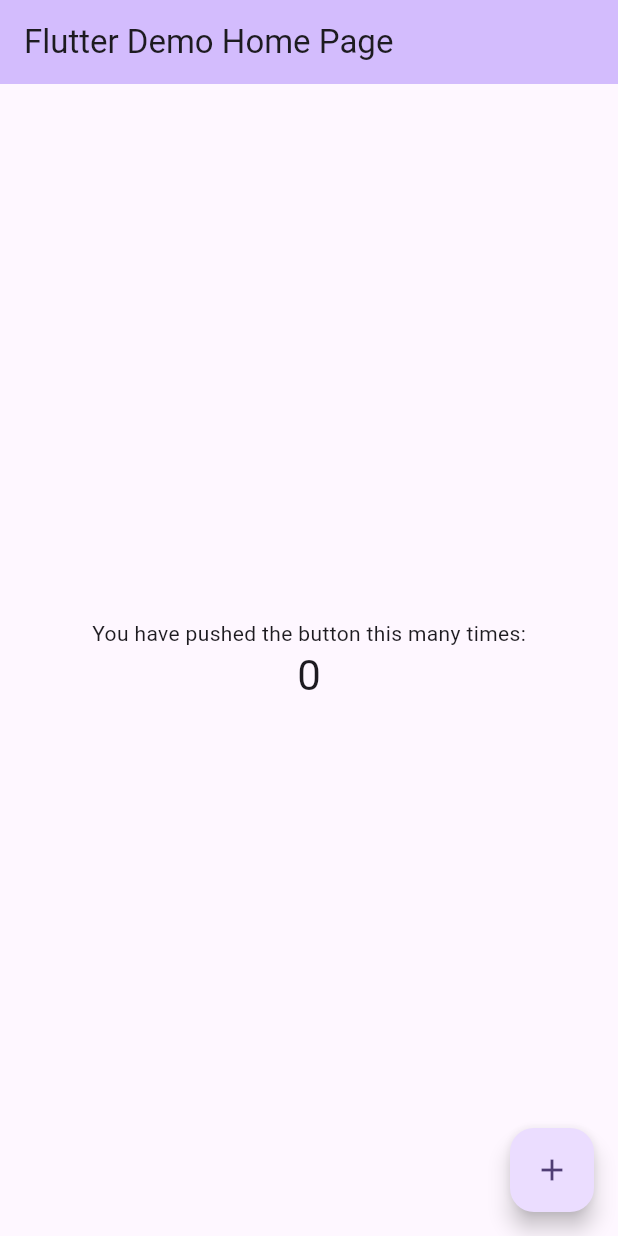
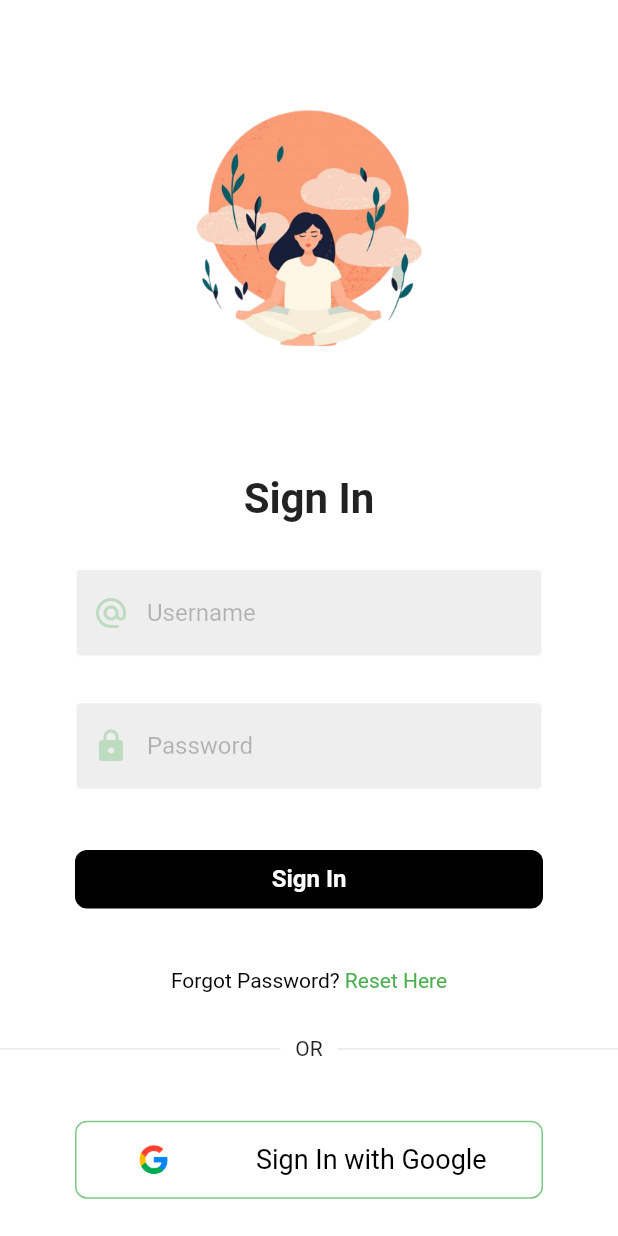
Before and after one commit to albrox9/theratyp2, a Flutter app: the screen it shows after launch, on a phone screen of 412 x 824 dp. Run offline on Flutter 3.47's test engine with Material 2 defaults, Android fonts, the phone set to English and light mode, and no system bars.

Commit message:
Splash y Login Theratyp

```diff
--- a/lib/main.dart
+++ b/lib/main.dart
@@ -1,125 +1,8 @@
 import 'package:flutter/material.dart';
 
+import 'my_app.dart';
+
 void main() {
+
   runApp(const MyApp());
 }
-
-class MyApp extends StatelessWidget {
-  const MyApp({super.key});
-
-  // This widget is the root of your application.
-  @override
-  Widget build(BuildContext context) {
-    return MaterialApp(
-      title: 'Flutter Demo',
-      theme: ThemeData(
-        // This is the theme of your application.
-        //
-        // TRY THIS: Try running your application with "flutter run". You'll see
-        // the application has a blue toolbar. Then, without quitting the app,
-        // try changing the seedColor in the colorScheme below to Colors.green
-        // and then invoke "hot reload" (save your changes or press the "hot
-        // reload" button in a Flutter-supported IDE, or press "r" if you used
-        // the command line to start the app).
-        //
-        // Notice that the counter didn't reset back to zero; the application
-        // state is not lost during the reload. To reset the state, use hot
-        // restart instead.
-        //
-        // This works for code too, not just values: Most code changes can be
-        // tested with just a hot reload.
-        colorScheme: ColorScheme.fromSeed(seedColor: Colors.deepPurple),
-        useMaterial3: true,
-      ),
-      home: const MyHomePage(title: 'Flutter Demo Home Page'),
-    );
-  }
-}
-
-class MyHomePage extends StatefulWidget {
-  const MyHomePage({super.key, required this.title});
-
-  // This widget is the home page of your application. It is stateful, meaning
-  // that it has a State object (defined below) that contains fields that affect
-  // how it looks.
-
-  // This class is the configuration for the state. It holds the values (in this
-  // case the title) provided by the parent (in this case the App widget) and
-  // used by the build method of the State. Fields in a Widget subclass are
-  // always marked "final".
-
-  final String title;
-
-  @override
-  State<MyHomePage> createState() => _MyHomePageState();
-}
-
-class _MyHomePageState extends State<MyHomePage> {
-  int _counter = 0;
-
-  void _incrementCounter() {
-    setState(() {
-      // This call to setState tells the Flutter framework that something has
-      // changed in this State, which causes it to rerun the build method below
-      // so that the display can reflect the updated values. If we changed
-      // _counter without calling setState(), then the build method would not be
-      // called again, and so nothing would appear to happen.
-      _counter++;
-    });
-  }
-
-  @override
-  Widget build(BuildContext context) {
-    // This method is rerun every time setState is called, for instance as done
-    // by the _incrementCounter method above.
-    //
-    // The Flutter framework has been optimized to make rerunning build methods
-    // fast, so that you can just rebuild anything that needs updating rather
-    // than having to individually change instances of widgets.
-    return Scaffold(
-      appBar: AppBar(
-        // TRY THIS: Try changing the color here to a specific color (to
-        // Colors.amber, perhaps?) and trigger a hot reload to see the AppBar
-        // change color while the other colors stay the same.
-        backgroundColor: Theme.of(context).colorScheme.inversePrimary,
-        // Here we take the value from the MyHomePage object that was created by
-        // the App.build method, and use it to set our appbar title.
-        title: Text(widget.title),
-      ),
-      body: Center(
-        // Center is a layout widget. It takes a single child and positions it
-        // in the middle of the parent.
-        child: Column(
-          // Column is also a layout widget. It takes a list of children and
-          // arranges them vertically. By default, it sizes itself to fit its
-          // children horizontally, and tries to be as tall as its parent.
-          //
-          // Column has various properties to control how it sizes itself and
-          // how it positions its children. Here we use mainAxisAlignment to
-          // center the children vertically; the main axis here is the vertical
-          // axis because Columns are vertical (the cross axis would be
-          // horizontal).
-          //
-          // TRY THIS: Invoke "debug painting" (choose the "Toggle Debug Paint"
-          // action in the IDE, or press "p" in the console), to see the
-          // wireframe for each widget.
-          mainAxisAlignment: MainAxisAlignment.center,
-          children: <Widget>[
-            const Text(
-              'You have pushed the button this many times:',
-            ),
-            Text(
-              '$_counter',
-              style: Theme.of(context).textTheme.headlineMedium,
-            ),
-          ],
-        ),
-      ),
-      floatingActionButton: FloatingActionButton(
-        onPressed: _incrementCounter,
-        tooltip: 'Increment',
-        child: const Icon(Icons.add),
-      ), // This trailing comma makes auto-formatting nicer for build methods.
-    );
-  }
-}
--- /dev/null
+++ b/lib/my_app.dart
@@ -0,0 +1,29 @@
+import 'package:flutter/cupertino.dart';
+import 'package:flutter/material.dart';
+import 'package:theratyp/ui/pages/login_view/login_view.dart';
+import 'package:theratyp/ui/pages/splash_view.dart';
+
+class MyApp extends StatelessWidget {
+  const MyApp({super.key});
+
+  @override
+  Widget build(BuildContext context) {
+    // TODO: implement build
+    return MaterialApp(
+      theme: ThemeData(
+        primarySwatch: Colors.teal,
+        visualDensity: VisualDensity.adaptivePlatformDensity,
+      ),
+      home: LoginView(),
+      debugShowCheckedModeBanner: false,
+
+      /*title: 'Welcome to The Adventurer',
+      initialRoute: '/login_view',
+      routes: {
+        '/splash_view': (context) => const SplashView(),
+        '/login_view': (context) => const LoginView(),
+        '/home_view': (context) => const HomeView(),
+      },*/
+    );
+  }
+}
--- /dev/null
+++ b/lib/ui/pages/home_view.dart
@@ -0,0 +1,13 @@
+import 'package:flutter/cupertino.dart';
+import 'package:flutter/material.dart';
+
+class HomeView extends StatelessWidget {
+  const HomeView({Key? key}) : super(key: key);
+
+  @override
+  Widget build(BuildContext context) {
+    return Material(
+
+    );
+  }
+}
--- /dev/null
+++ b/lib/ui/pages/login_view/components/background_image.dart
@@ -0,0 +1,17 @@
+import 'package:flutter/cupertino.dart';
+import 'package:flutter/material.dart';
+
+class BackgroundImage extends StatelessWidget {
+  const BackgroundImage({Key? key}) : super(key: key);
+
+  @override
+  Widget build(BuildContext context) {
+
+    Size size = MediaQuery.of(context).size;
+
+    return Container(
+      height: size.height* 0.5,
+      child: Image.asset('assets/images/login.png'),
+    );
+  }
+}
--- /dev/null
+++ b/lib/ui/pages/login_view/components/button_google.dart
@@ -0,0 +1,38 @@
+import 'package:flutter/cupertino.dart';
+import 'package:flutter/material.dart';
+
+class ButtonGoogle extends StatelessWidget {
+
+  final Function() onTap;
+
+  const ButtonGoogle({super.key, required this.onTap,});
+
+  @override
+  Widget build(BuildContext context) {
+    return GestureDetector(
+      onTap: onTap,
+      child: Container(
+        decoration: BoxDecoration(
+          border: Border.all(color: Colors.green.shade300),
+          borderRadius: BorderRadius.circular(8.0),
+        ),
+        padding: const EdgeInsets.all(10),
+        margin: const EdgeInsets.symmetric(horizontal: 50, vertical: 10),
+
+        child: Row(
+          mainAxisAlignment: MainAxisAlignment.spaceAround,
+          children: [
+            SizedBox(
+              height: 30,
+              child: Image.asset('assets/images/google.jpg',),
+            ),
+            Text('Sign In with Google', style: TextStyle(
+              color: Colors.black,
+              fontSize: 18.0,
+            ),)
+          ],
+          ),
+        ),
+    );
+  }
+}
--- /dev/null
+++ b/lib/ui/pages/login_view/login_view.dart
@@ -0,0 +1,90 @@
+import 'package:flutter/material.dart';
+import 'package:theratyp/ui/pages/home_view.dart';
+import 'package:theratyp/ui/pages/login_view/components/background_image.dart';
+import 'package:theratyp/ui/pages/login_view/components/button_google.dart';
+import 'package:theratyp/ui/widget/button.dart';
+
+import '../../widget/input_text.dart';
+
+class LoginView extends StatelessWidget {
+  final userController = TextEditingController();
+  final userPassword = TextEditingController();
+
+  LoginView({Key? key}) : super(key: key);
+
+  @override
+  Widget build(BuildContext context) {
+    Size size = MediaQuery.of(context).size;
+
+    return Scaffold(
+      backgroundColor: Colors.white,
+      body: Padding(
+        padding: MediaQuery.of(context).padding,
+        child: Column(
+          mainAxisAlignment: MainAxisAlignment.spaceAround,
+          crossAxisAlignment: CrossAxisAlignment.center,
+          children: [
+            const Flexible(
+              child: BackgroundImage(),
+            ),
+            const Flexible(
+              child: Text(
+                'Sign In',
+                style: TextStyle(
+                  fontSize: 28.0,
+                  fontWeight: FontWeight.w700,
+                ),
+              ),
+            ),
+            InputText(
+              controller: userController,
+              shintText: 'Username',
+              bObscureText: false,
+              icon: Icons.alternate_email,
+            ),
+            InputText(
+              controller: userPassword,
+              shintText: 'Password',
+              bObscureText: true,
+              icon: Icons.lock,
+            ),
+            Button(
+              onTap: () {
+                Navigator.push(context,
+                    MaterialPageRoute(builder: (context) => HomeView()));
+              },
+            ),
+            GestureDetector(
+              onTap: () {
+                //TODO: NAVIGATOR PANTALLA FORGOT PASSWORD
+              },
+              child: const Text.rich(TextSpan(children: [
+                TextSpan(
+                    text: 'Forgot Password? ',
+                    style: TextStyle(color: Colors.black)),
+                TextSpan(
+                    text: 'Reset Here', style: TextStyle(color: Colors.green)),
+              ])),
+            ),
+            Row(
+              children: const [
+                Expanded(child: Divider()),
+                Padding(
+                  padding: EdgeInsets.symmetric(horizontal: 10),
+                  child: Text('OR'),
+                ),
+                Expanded(child: Divider()),
+              ],
+            ),
+            ButtonGoogle(
+              onTap: () {
+                Navigator.push(context,
+                    MaterialPageRoute(builder: (context) => HomeView()));
+              },
+            ),
+          ],
+        ),
+      ),
+    );
+  }
+}
--- /dev/null
+++ b/lib/ui/pages/splash_view.dart
@@ -0,0 +1,64 @@
+import 'package:flutter/material.dart';
+
+class SplashView extends StatefulWidget {
+  const SplashView({Key? key}) : super(key: key);
+
+  @override
+  State<SplashView> createState() => _State();
+}
+
+class _State extends State<SplashView> with TickerProviderStateMixin {
+  late AnimationController controller;
+
+  @override
+  void initState() {
+    // TODO: implement initState
+    controller = AnimationController(
+      vsync: this,
+      duration: const Duration(seconds: 3),
+    )..addListener(() {
+        setState(() {});
+      });
+    controller.repeat(reverse: true);
+    super.initState();
+  }
+
+  @override
+  void dispose() {
+    controller.dispose();
+    super.dispose();
+  }
+
+  @override
+  Widget build(BuildContext context) {
+    return Scaffold(
+        backgroundColor: Colors.white,
+        appBar: AppBar(
+          elevation: 0.0,
+          backgroundColor: Colors.white,
+        ),
+        body: Padding(
+            padding: const EdgeInsets.all(10.0),
+            child: Column(
+                mainAxisAlignment: MainAxisAlignment.spaceEvenly,
+                mainAxisSize: MainAxisSize.max,
+                children: [
+                  const Image(
+                    image: AssetImage('assets/images/onboarding4.png'),
+                  ),
+                  const Text("Just breath...",
+                      style: TextStyle(
+                          color: Colors.green,
+                          fontSize: 23,
+                          fontStyle: FontStyle.italic,
+                          fontWeight: FontWeight.bold)),
+                  CircularProgressIndicator(
+                    value: controller.value,
+                    color: Colors.orange,
+                  ),
+                ]
+            )
+        )
+    );
+  }
+}
--- /dev/null
+++ b/lib/ui/widget/button.dart
@@ -0,0 +1,34 @@
+import 'package:flutter/cupertino.dart';
+import 'package:flutter/material.dart';
+
+class Button extends StatelessWidget {
+
+  final Function() onTap;
+
+  const Button({super.key, required this.onTap});
+
+  @override
+  Widget build(BuildContext context) {
+    return GestureDetector(
+      onTap: onTap,
+      child: Container(
+        padding: const EdgeInsets.all(10),
+        margin: const EdgeInsets.symmetric(horizontal: 50, vertical: 10),
+        decoration: BoxDecoration(
+          color: Colors.black,
+          borderRadius: BorderRadius.circular(8.0),
+        ),
+        child: const Center(
+          child: Text(
+            "Sign In",
+            style: TextStyle(
+              fontWeight: FontWeight.bold,
+              fontSize: 16,
+              color: Colors.white,
+            ),
+          ),
+        ),
+      ),
+    );
+  }
+}
--- /dev/null
+++ b/lib/ui/widget/input_text.dart
@@ -0,0 +1,42 @@
+import 'package:flutter/material.dart';
+
+class InputText extends StatelessWidget {
+  final controller;
+  final String shintText; //help text
+  final bool bObscureText;//to hind text like a password.
+  final IconData icon;
+
+  const InputText({
+    super.key,
+    required this.controller,
+    required this.shintText,
+    required this.bObscureText,
+    required this.icon,
+  });
+
+
+  @override
+  Widget build(BuildContext context) {
+    return Container(
+      padding: const EdgeInsets.symmetric(horizontal: 50.0),
+      child: TextFormField(
+        cursorColor: Colors.black.withOpacity(.5),
+        controller: controller,
+        obscureText: bObscureText,
+        decoration: InputDecoration(
+          prefixIcon: Icon(icon, color: Colors.green.withOpacity(0.3),),
+          enabledBorder: const OutlineInputBorder(
+            borderSide: BorderSide(color: Colors.white),
+          ),
+          focusedBorder: OutlineInputBorder(
+            borderSide: BorderSide(color: Colors.grey.shade400),
+          ),
+          fillColor: Colors.grey.shade200,
+          filled: true,
+          hintText: shintText,
+          hintStyle: const TextStyle(color: Colors.black26),
+        ),
+      ),
+    );
+  }
+}
```
Also changed, not shown: pubspec.yaml (+9 -3 lines), assets/images/apple.png (added), assets/images/google.jpg (added), assets/images/google.png (added), assets/images/login.png (added), assets/images/onboarding1.jpg (added), assets/images/onboarding4.png (added), assets/images/onboarding5.jpg (added), lib/data/auth/login_data.dart (added), pubspec.lock.
